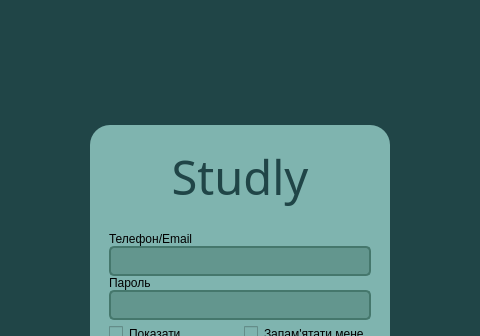
Above: studly/login/login.ui from MykytaKa/MVP_Studly_Product before the change; both pictures show x 160 to 640 and y 0 to 336 of the 800 by 600 pixel window. Below: the same form after it.
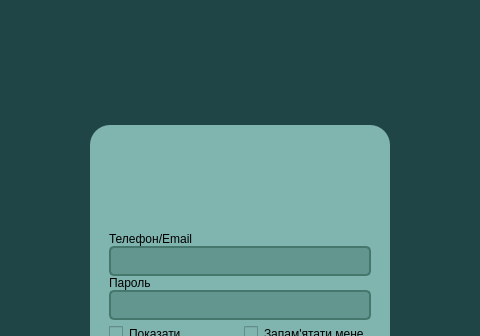
That is the form after the change. Icons and pictures are not drawn.

The edit to the form file:
```diff
--- a/studly/login/login.ui
+++ b/studly/login/login.ui
@@ -111,6 +111,12 @@
                <height>84</height>
               </size>
              </property>
+             <property name="maximumSize">
+              <size>
+               <width>300</width>
+               <height>300</height>
+              </size>
+             </property>
              <property name="font">
               <font>
                <family>Ink Free</family>
@@ -122,7 +128,7 @@
               <string notr="true">color: rgb(32, 69, 71);</string>
              </property>
              <property name="text">
-              <string>Studly</string>
+              <string/>
              </property>
              <property name="alignment">
               <set>Qt::AlignCenter</set>
```
Left out of the diff: 2 changed lines with no effect on the pictures.
